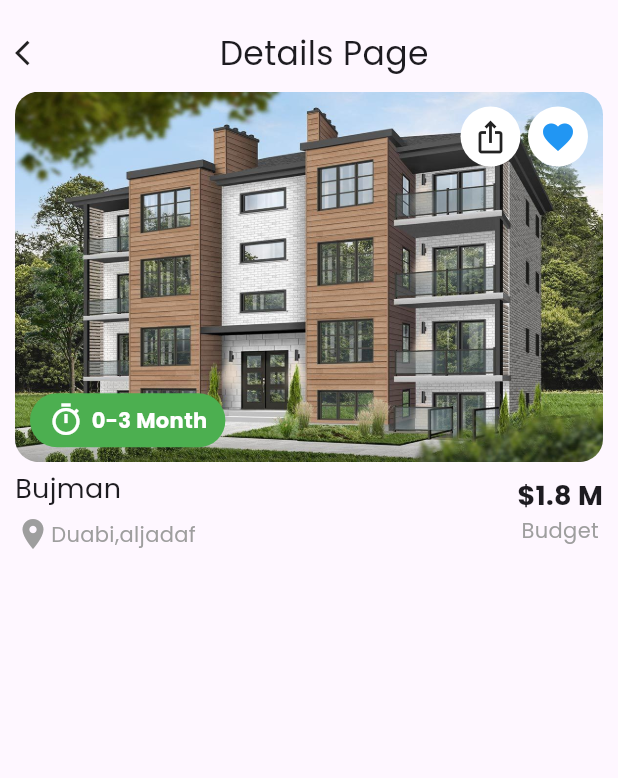
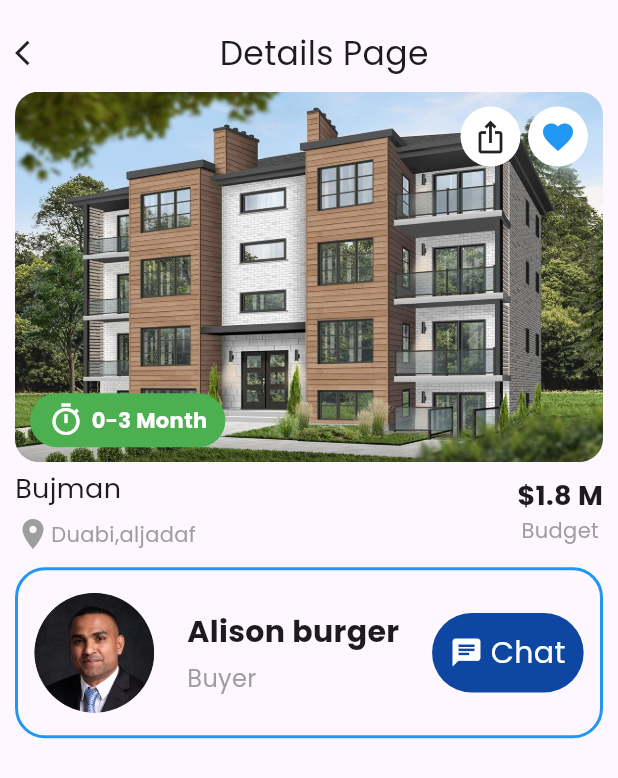
Before and after one commit to ahmedos999/real_estate_app, a Flutter app: the screen it shows after launch, on a phone screen of 412 x 824 dp. Shown: the top 778 px of the screen. Run offline on Flutter 3.47's test engine with Material 2 defaults, Android fonts, the phone set to English and light mode, and no system bars.

Commit message:
profile card

```diff
--- a/lib/presentation/screens/details.dart
+++ b/lib/presentation/screens/details.dart
@@ -17,7 +17,70 @@ class DetailsPage extends StatelessWidget {
                 height: 10,
               ),
               card2(context, 'assets/imgs/img1.jpg', '3', 'Bujman',
-                  'Duabi,aljadaf', '1.8')
+                  'Duabi,aljadaf', '1.8'),
+              SizedBox(
+                height: 10,
+              ),
+              Container(
+                decoration: BoxDecoration(
+                    border: Border.all(color: Colors.blue, width: 2),
+                    borderRadius: BorderRadius.circular(20)),
+                child: Padding(
+                  padding: const EdgeInsets.symmetric(vertical: 15),
+                  child: Row(
+                      mainAxisAlignment: MainAxisAlignment.spaceAround,
+                      children: [
+                        CircleAvatar(
+                          radius: 40,
+                          backgroundImage: AssetImage('assets/imgs/pp.jpg'),
+                        ),
+                        Column(
+                          crossAxisAlignment: CrossAxisAlignment.start,
+                          children: [
+                            Text(
+                              'Alison burger',
+                              style: TextStyle(
+                                  fontSize: 20, fontWeight: FontWeight.w600),
+                            ),
+                            SizedBox(
+                              height: 5,
+                            ),
+                            Text(
+                              'Buyer',
+                              style:
+                                  TextStyle(color: Colors.grey, fontSize: 16),
+                            ),
+                          ],
+                        ),
+                        Container(
+                            decoration: BoxDecoration(
+                                borderRadius: BorderRadius.circular(50),
+                                color: Colors.blue[900]),
+                            child: Padding(
+                              padding: const EdgeInsets.all(12.0),
+                              child: Row(
+                                children: [
+                                  Icon(
+                                    Icons.chat,
+                                    color: Colors.white,
+                                    size: 22,
+                                  ),
+                                  SizedBox(
+                                    width: 5,
+                                  ),
+                                  Text(
+                                    'Chat',
+                                    style: TextStyle(
+                                      color: Colors.white,
+                                      fontSize: 20,
+                                    ),
+                                  )
+                                ],
+                              ),
+                            ))
+                      ]),
+                ),
+              )
             ]),
           ),
         ),
```
Also changed, not shown: assets/imgs/pp.jpg (added).
